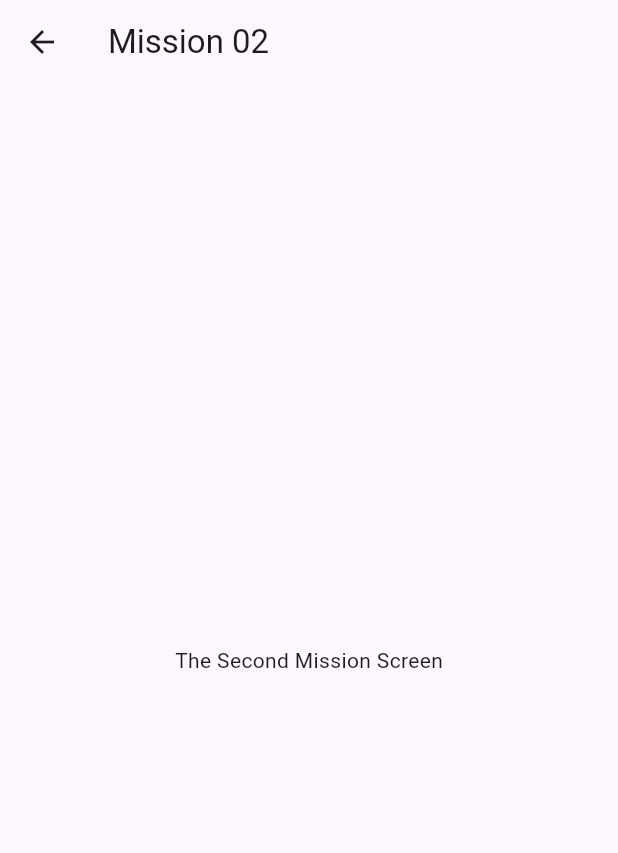
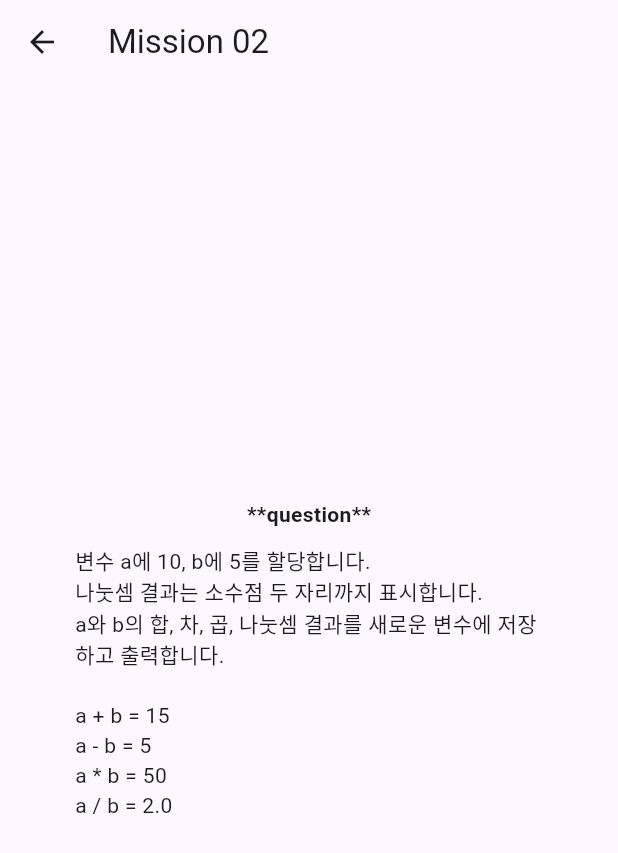
Before and after one commit to drfxsw/flutter_pre, a Flutter app: the Mission02Screen screen opened directly, on a phone screen of 412 x 824 dp. Shown: the top 853 px of the screen. Run offline on Flutter 3.47's test engine with Material 3 defaults, Android fonts, the phone set to English and light mode, and no system bars.

Commit message:
feat: 미션2

```diff
--- a/lib/components/mission_02.dart
+++ b/lib/components/mission_02.dart
@@ -3,12 +3,68 @@ import 'package:flutter/material.dart';
 class Mission02Screen extends StatelessWidget {
   @override
   Widget build(BuildContext context) {
+    int a = 10;
+    int b = 5;
+    int sum = a + b;
+    int sub = a - b;
+    int mul = a * b;
+    double div = a / b;
+    div = double.parse(div.toStringAsFixed(2));
+
     return Scaffold(
       appBar: AppBar(
         title: Text('Mission 02'),
       ),
       body: Center(
-        child: Text('The Second Mission Screen'),
+        child: Column(
+          mainAxisAlignment: MainAxisAlignment.center,
+          children: <Widget>[
+            const Text(
+              '**question**',
+              style: TextStyle(fontWeight: FontWeight.bold),
+            ),
+            const SizedBox(height: 10), // 여백
+            Container(
+              margin: const EdgeInsets.symmetric(horizontal: 50),
+              child: const Column(
+                crossAxisAlignment: CrossAxisAlignment.start,
+                children: [
+                  Text(
+                    '변수 a에 10, b에 5를 할당합니다.',
+                  ),
+                  Text(
+                    '나눗셈 결과는 소수점 두 자리까지 표시합니다.',
+                  ),
+                  Text(
+                    'a와 b의 합, 차, 곱, 나눗셈 결과를 새로운 변수에 저장하고 출력합니다.',
+                  ),
+                ],
+              )
+            ),
+            const SizedBox(height: 20), // 여백
+            Container(
+                margin: EdgeInsets.symmetric(horizontal: 50),
+                width: double.infinity,
+                child: Column(
+                  crossAxisAlignment: CrossAxisAlignment.start,
+                  children: <Widget>[
+                    Text(
+                      'a + b = $sum',
+                    ),
+                    Text(
+                      'a - b = $sub',
+                    ),
+                    Text(
+                      'a * b = $mul',
+                    ),
+                    Text(
+                      'a / b = $div',
+                    ),
+                  ],
+                )
+            )
+          ],
+        ),
       ),
     );
   }
```
